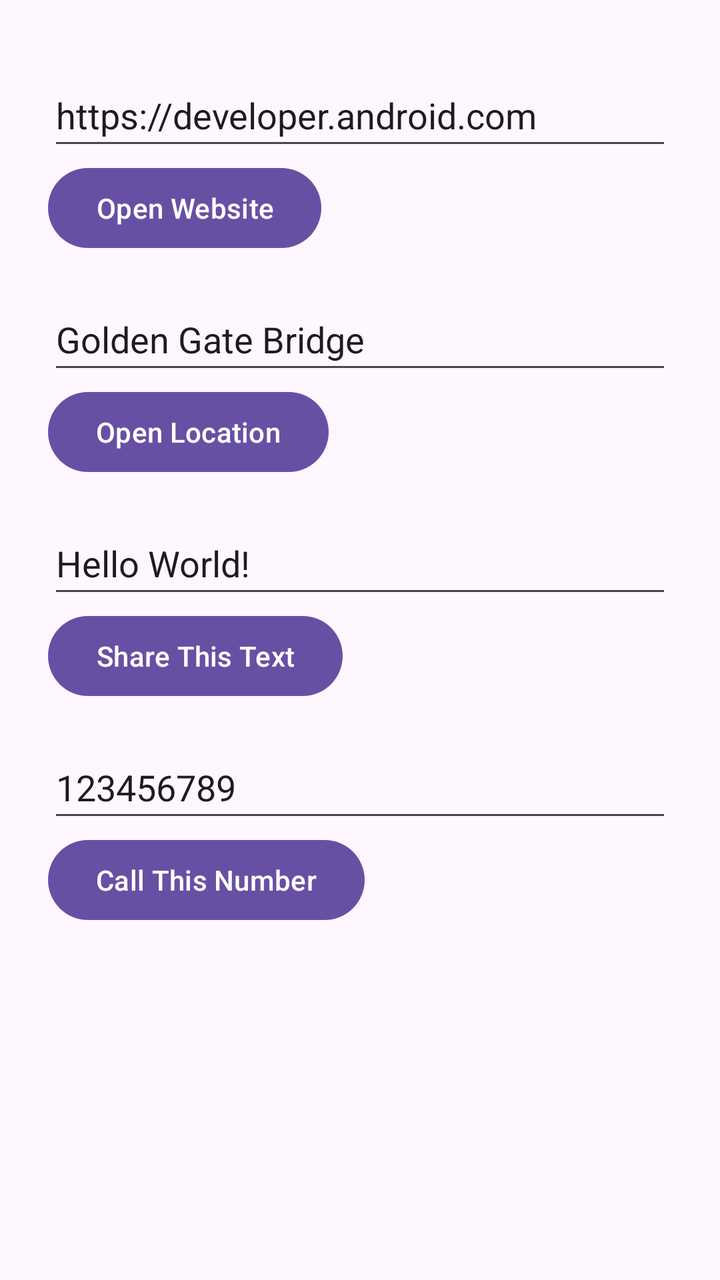
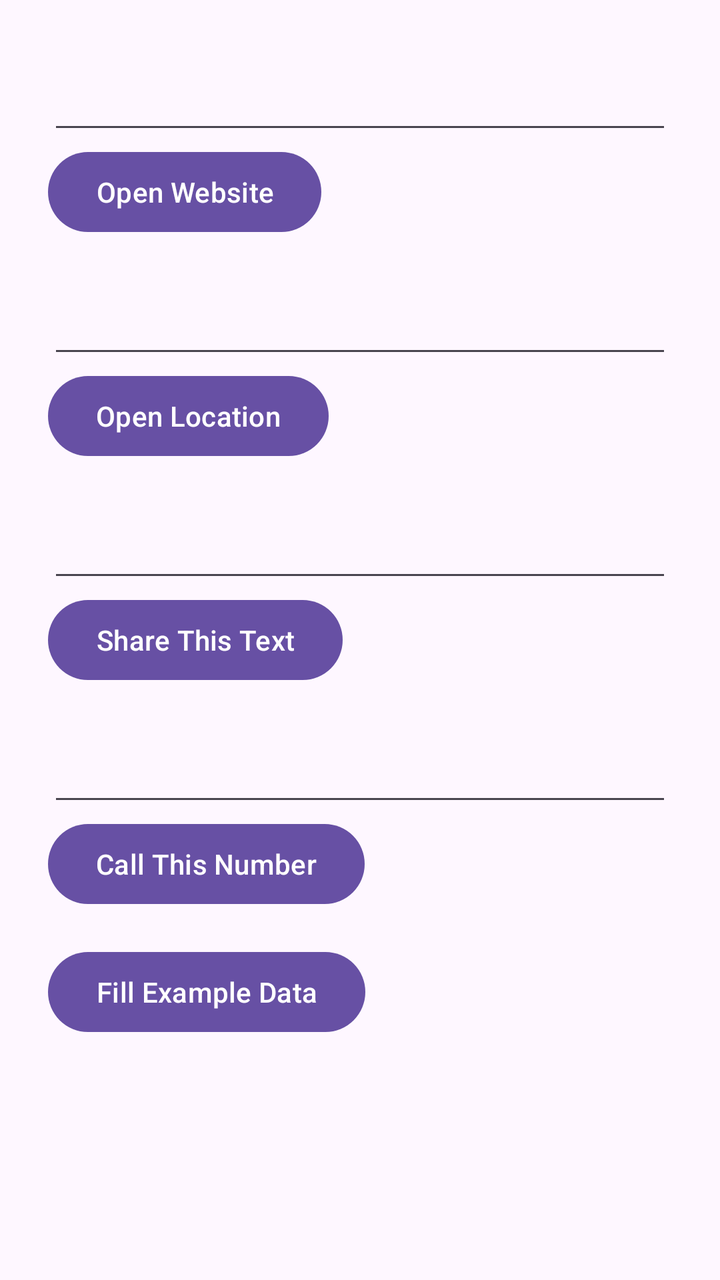

Two renders of the same Android screen: before a commit and after it. Below are the layout's source before the change and the commit's diff.
<!-- AndroidManifest.xml: application theme Theme.ImplicitIntents -->
<!-- res/layout/activity_main.xml -->
<?xml version="1.0" encoding="utf-8"?>
<LinearLayout xmlns:android="http://schemas.android.com/apk/res/android"
    xmlns:tools="http://schemas.android.com/tools"
    android:id="@+id/main"
    android:layout_width="match_parent"
    android:layout_height="match_parent"
    android:orientation="vertical"
    android:paddingStart="24dp"
    android:paddingTop="32dp"
    android:paddingEnd="24dp"
    android:paddingBottom="16dp"
    tools:context=".MainActivity">

    <EditText
        android:id="@+id/editText_website"
        android:layout_width="match_parent"
        android:layout_height="wrap_content"
        android:minHeight="48dp"
        android:inputType="textUri"
        android:text="@string/edittext_uri" />

    <Button
        android:id="@+id/button_website"
        android:layout_width="wrap_content"
        android:layout_height="wrap_content"
        android:layout_marginBottom="16dp"
        android:onClick="openWebsite"
        android:text="@string/button_website" />

    <EditText
        android:id="@+id/editText_location"
        android:layout_width="match_parent"
        android:layout_height="wrap_content"
        android:minHeight="48dp"
        android:inputType="text"
        android:text="@string/edittext_loc" />

    <Button
        android:id="@+id/button_location"
        android:layout_width="wrap_content"
        android:layout_height="wrap_content"
        android:layout_marginBottom="16dp"
        android:onClick="openLocation"
        android:text="@string/button_location" />

    <EditText
        android:id="@+id/editText_share"
        android:layout_width="match_parent"
        android:layout_height="wrap_content"
        android:minHeight="48dp"
        android:inputType="text"
        android:text="@string/edittext_share" />

    <Button
        android:id="@+id/button_share"
        android:layout_width="wrap_content"
        android:layout_height="wrap_content"
        android:layout_marginBottom="16dp"
        android:onClick="shareText"
        android:text="@string/button_share" />

    <EditText
        android:id="@+id/editText_phone"
        android:layout_width="match_parent"
        android:layout_height="wrap_content"
        android:minHeight="48dp"
        android:inputType="phone"
        android:text="@string/edittext_phone" />

    <Button
        android:id="@+id/button_phone"
        android:layout_width="wrap_content"
        android:layout_height="wrap_content"
        android:onClick="callNumber"
        android:text="@string/button_phone" />

</LinearLayout>
<!-- resources referenced by this layout -->
<resources>
  <string name="button_location">Open Location</string>
  <string name="button_phone">Call This Number</string>
  <string name="button_share">Share This Text</string>
  <string name="button_website">Open Website</string>
  <string name="edittext_loc">Golden Gate Bridge</string>
  <string name="edittext_phone">123456789</string>
  <string name="edittext_share">Hello World!</string>
  <string name="edittext_uri">https://developer.android.com</string>
  <style name="Theme.ImplicitIntents" parent="Base.Theme.ImplicitIntents" />
  <style name="Base.Theme.ImplicitIntents" parent="Theme.Material3.DayNight.NoActionBar">
          
          
      </style>
</resources>

<!-- the commit's change to res/layout/activity_main.xml (unified diff, before → after) -->
@@ -6,9 +6,9 @@
     android:layout_height="match_parent"
     android:orientation="vertical"
     android:paddingStart="24dp"
-    android:paddingTop="32dp"
+    android:paddingTop="24dp"
     android:paddingEnd="24dp"
-    android:paddingBottom="16dp"
+    android:paddingBottom="24dp"
     tools:context=".MainActivity">
 
     <EditText
@@ -16,8 +16,7 @@
         android:layout_width="match_parent"
         android:layout_height="wrap_content"
         android:minHeight="48dp"
-        android:inputType="textUri"
-        android:text="@string/edittext_uri" />
+        android:inputType="textUri" />
 
     <Button
         android:id="@+id/button_website"
@@ -32,8 +31,7 @@
         android:layout_width="match_parent"
         android:layout_height="wrap_content"
         android:minHeight="48dp"
-        android:inputType="text"
-        android:text="@string/edittext_loc" />
+        android:inputType="text" />
 
     <Button
         android:id="@+id/button_location"
@@ -48,8 +46,7 @@
         android:layout_width="match_parent"
         android:layout_height="wrap_content"
         android:minHeight="48dp"
-        android:inputType="text"
-        android:text="@string/edittext_share" />
+        android:inputType="text" />
 
     <Button
         android:id="@+id/button_share"
@@ -64,14 +61,21 @@
         android:layout_width="match_parent"
         android:layout_height="wrap_content"
         android:minHeight="48dp"
-        android:inputType="phone"
-        android:text="@string/edittext_phone" />
+        android:inputType="phone" />
 
     <Button
         android:id="@+id/button_phone"
         android:layout_width="wrap_content"
         android:layout_height="wrap_content"
+        android:layout_marginBottom="16dp"
         android:onClick="callNumber"
         android:text="@string/button_phone" />
 
+    <Button
+        android:id="@+id/button_fill"
+        android:layout_width="wrap_content"
+        android:layout_height="wrap_content"
+        android:onClick="fillPlaceholders"
+        android:text="@string/button_fill" />
+
 </LinearLayout>
<!-- resource entries referenced after the edit -->
@@ -1,13 +1,10 @@
 <!-- resources referenced by this layout -->
 <resources>
+  <string name="button_fill">Fill Example Data</string>
   <string name="button_location">Open Location</string>
   <string name="button_phone">Call This Number</string>
   <string name="button_share">Share This Text</string>
   <string name="button_website">Open Website</string>
-  <string name="edittext_loc">Golden Gate Bridge</string>
-  <string name="edittext_phone">123456789</string>
-  <string name="edittext_share">Hello World!</string>
-  <string name="edittext_uri">https://developer.android.com</string>
   <style name="Theme.ImplicitIntents" parent="Base.Theme.ImplicitIntents" />
   <style name="Base.Theme.ImplicitIntents" parent="Theme.Material3.DayNight.NoActionBar">
           
